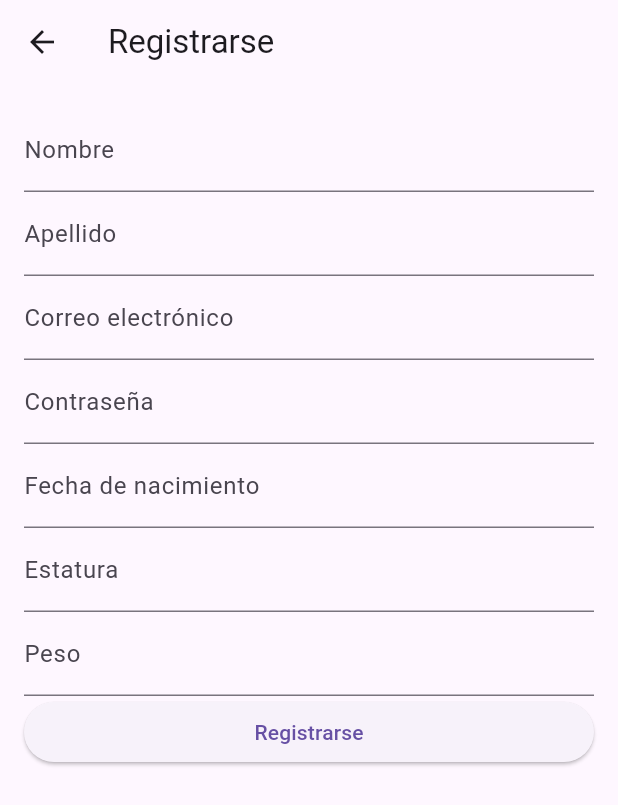
After one commit to Norbert-M/youhealth, a Flutter app: the screen it shows after launch, after a tap on "Registrarse", on a phone screen of 412 x 824 dp. The commit adds this screen. Shown: the top 805 px of the screen. Run offline on Flutter 3.47's test engine with Material 3 defaults, Android fonts, the phone set to English and light mode, and no system bars; our stand-ins replace cloud_firestore, firebase_auth, firebase_core; accounts and stored records are empty; network calls fail.

Commit message:
entidades, login y registro

```diff
--- /dev/null
+++ b/lib/Entity/user.dart
@@ -0,0 +1,54 @@
+class User {
+  final String id;
+  final String correo;
+  final String nombre;
+  final String apellido;
+  final String contrasena;
+  final String fechaNacimiento;
+  final String estatura;
+  final String peso;
+
+  User({
+    required this.id,
+    required this.correo,
+    required this.nombre,
+    required this.apellido,
+    required this.contrasena,
+    required this.fechaNacimiento,
+    required this.estatura,
+    required this.peso,
+  });
+
+
+  factory User.fromJson(Map<String, dynamic> json) {
+    return User(
+      id: json['id'],
+      correo: json['correo'],
+      nombre: json['nombre'],
+      apellido: json['apellido'],
+      contrasena: json['contrasena'],
+      fechaNacimiento: json['fechaNacimiento'],
+      estatura: json['estatura'],
+      peso: json['peso'],
+    );
+  }
+
+
+  Map<String, dynamic> toJson() {
+    return {
+      'id': id,
+      'correo': correo,
+      'nombre': nombre,
+      'apellido': apellido,
+      'contrasena': contrasena,
+      'fechaNacimiento': fechaNacimiento,
+      'estatura': estatura,
+      'peso': peso,
+    };
+  }
+
+  @override
+  String toString() {
+    return 'User{nombre: $nombre, apellido: $apellido}';
+  }
+}
--- a/lib/screens/login.dart
+++ b/lib/screens/login.dart
@@ -1,6 +1,5 @@
-
-import 'package:firebase_auth_rest/firebase_auth_rest.dart';
 import 'package:flutter/material.dart';
+import 'package:youhealth/screens/register.dart';
 
 class LoginPage extends StatefulWidget {
   @override
@@ -10,27 +9,9 @@ class LoginPage extends StatefulWidget {
 class _LoginPageState extends State<LoginPage> {
   final TextEditingController emailController = TextEditingController();
   final TextEditingController passwordController = TextEditingController();
-  final FirebaseAuth _auth = FirebaseAuth.instance;
 
-  @override
-  void initState() {
-    super.initState();
-  }
-
-  void signIn() async {
-    try {
-      final auth = FirebaseAuth(
-        apiKey: 'your-api-key', // Reemplaza esto con tu clave de API de Firebase
-        authDomain: 'your-auth-domain', // Reemplaza esto con tu dominio de autenticación de Firebase
-      );
-      final response = await auth.signInWithPassword(
-        emailController.text,
-        passwordController.text,
-      );
-      // Usuario autenticado con éxito
-    } on Exception catch (e) {
-      print('An error occurred: $e');
-    }
+  void signIn() {
+    // Aquí va tu lógica para iniciar sesión
   }
 
   @override
@@ -42,24 +23,36 @@ class _LoginPageState extends State<LoginPage> {
       body: Padding(
         padding: const EdgeInsets.all(16.0),
         child: Column(
+          mainAxisAlignment: MainAxisAlignment.center,
           children: <Widget>[
             TextField(
               controller: emailController,
-              decoration: InputDecoration(
+              decoration: const InputDecoration(
                 labelText: 'Correo electrónico',
               ),
-              keyboardType: TextInputType.emailAddress,
             ),
+            const SizedBox(height: 16.0),
             TextField(
               controller: passwordController,
-              decoration: InputDecoration(
+              decoration: const InputDecoration(
                 labelText: 'Contraseña',
               ),
               obscureText: true,
             ),
+            const SizedBox(height: 16.0),
             ElevatedButton(
-              child: Text('Iniciar sesión'),
               onPressed: signIn,
+              child: const Text('Iniciar sesión'),
+            ),
+            const SizedBox(height: 16.0),
+            TextButton(
+              onPressed: () {
+                Navigator.push(
+                  context,
+                  MaterialPageRoute(builder: (context) => RegisterPage()),
+                );
+              },
+              child: Text('Registrarse'),
             ),
           ],
         ),
--- /dev/null
+++ b/lib/screens/register.dart
@@ -0,0 +1,119 @@
+import 'package:firebase_auth/firebase_auth.dart';
+import 'package:flutter/material.dart';
+import 'package:cloud_firestore/cloud_firestore.dart';
+
+class RegisterPage extends StatefulWidget {
+  @override
+  _RegisterPageState createState() => _RegisterPageState();
+}
+
+class _RegisterPageState extends State<RegisterPage> {
+  final TextEditingController nameController = TextEditingController();
+  final TextEditingController lastNameController = TextEditingController();
+  final TextEditingController emailController = TextEditingController();
+  final TextEditingController passwordController = TextEditingController();
+  final TextEditingController birthDateController = TextEditingController();
+  final TextEditingController heightController = TextEditingController();
+  final TextEditingController weightController = TextEditingController();
+
+  final FirebaseAuth _auth = FirebaseAuth.instance;
+  final FirebaseFirestore _db = FirebaseFirestore.instance;
+
+  @override
+  void initState() {
+    super.initState();
+  }
+
+  void register() async {
+    try {
+      UserCredential userCredential = await _auth.createUserWithEmailAndPassword(
+        email: emailController.text,
+        password: passwordController.text,
+      );
+      // Usuario registrado con éxito
+      print('Usuario registrado: ${userCredential.user!.email}');
+
+      // Guardar el resto de la información del usuario en la base de datos
+      await _db.collection('usuarios').doc(userCredential.user!.uid).set({
+        'nombre': nameController.text,
+        'apellido': lastNameController.text,
+        'correo': emailController.text,
+        'fechaNacimiento': birthDateController.text,
+        'estatura': heightController.text,
+        'peso': weightController.text,
+      });
+
+    } on FirebaseAuthException catch (e) {
+      if (e.code == 'weak-password') {
+        print('La contraseña proporcionada es demasiado débil.');
+      } else if (e.code == 'email-already-in-use') {
+        print('La cuenta ya existe para ese correo electrónico.');
+      }
+    } catch (e) {
+      print(e);
+    }
+  }
+
+  @override
+  Widget build(BuildContext context) {
+    return Scaffold(
+      appBar: AppBar(
+        title: const Text('Registrarse'),
+      ),
+      body: Padding(
+        padding: const EdgeInsets.all(16.0),
+        child: ListView(
+          children: <Widget>[
+            TextField(
+              controller: nameController,
+              decoration: const InputDecoration(
+                labelText: 'Nombre',
+              ),
+            ),
+            TextField(
+              controller: lastNameController,
+              decoration: const InputDecoration(
+                labelText: 'Apellido',
+              ),
+            ),
+            TextField(
+              controller: emailController,
+              decoration: const InputDecoration(
+                labelText: 'Correo electrónico',
+              ),
+            ),
+            TextField(
+              controller: passwordController,
+              decoration: const InputDecoration(
+                labelText: 'Contraseña',
+              ),
+              obscureText: true,
+            ),
+            TextField(
+              controller: birthDateController,
+              decoration: const InputDecoration(
+                labelText: 'Fecha de nacimiento',
+              ),
+            ),
+            TextField(
+              controller: heightController,
+              decoration: const InputDecoration(
+                labelText: 'Estatura',
+              ),
+            ),
+            TextField(
+              controller: weightController,
+              decoration: const InputDecoration(
+                labelText: 'Peso',
+              ),
+            ),
+            ElevatedButton(
+              onPressed: register,
+              child: const Text('Registrarse'),
+            ),
+          ],
+        ),
+      ),
+    );
+  }
+}
--- a/pubspec.yaml
+++ b/pubspec.yaml
@@ -13,6 +13,7 @@ dependencies:
   cloud_firestore: ^4.16.0
   firebase_auth_rest: ^2.0.4
   firebase_messaging: ^14.9.2
+  firebase_auth: ^4.19.6
 
 dev_dependencies:
   flutter_test:
```
Also changed, not shown: lib/Entity/medicamento.dart (added, +36 -0 lines), lib/Entity/tratamiento.dart (added, +48 -0 lines), lib/Services/auth_service.dart (added, +25 -0 lines), lib/Entity/cita_medico.dart (added), lib/Widgets/bottom_nav_widget.dart (added), lib/screens/dashboard.dart (added), pubspec.lock, 4 other files.
